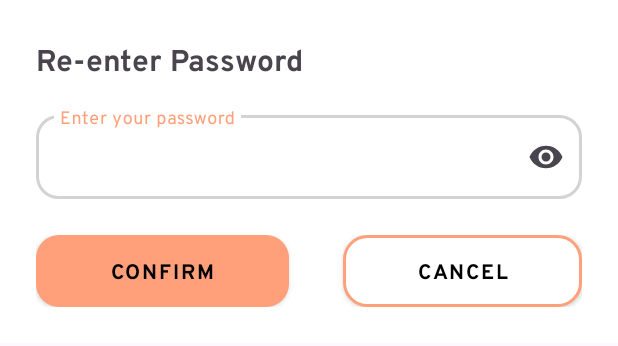
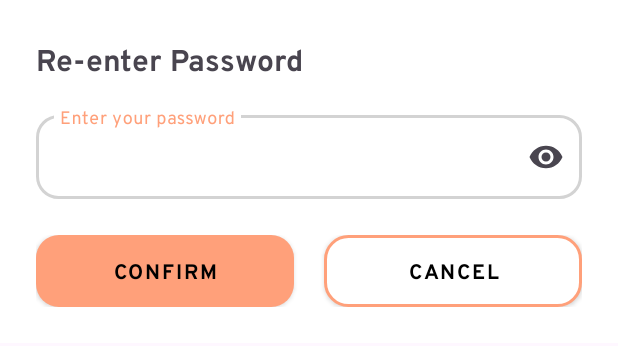
Before and after one commit to COMP90018-Software-Project/COMP90018_PulseStep, an Android app: the layout dialog_password_input.xml on its own in the app's theme, with its tools: preview values and no code run, on a phone screen of 412 x 824 dp. Shown: the top 346 px of the screen. Run offline under Robolectric (Android 15) with nearby library versions, the phone set to English and light mode, and no system bars.

Commit message:
Edit deactivate button

```diff
--- a/PulseStepApplication/app/src/main/res/layout/dialog_deactivate.xml
+++ b/PulseStepApplication/app/src/main/res/layout/dialog_deactivate.xml
@@ -51,7 +51,7 @@
             android:textColor="@color/black"
             android:background="@drawable/bt_no"
             android:layout_weight="1"
-            android:layout_width="0dp"
+            android:layout_width="10dp"
             android:layout_marginStart="10dp"
             android:fontFamily="@font/overpass_bold"
             android:layout_height="wrap_content"/>
--- a/PulseStepApplication/app/src/main/res/layout/dialog_password_input.xml
+++ b/PulseStepApplication/app/src/main/res/layout/dialog_password_input.xml
@@ -52,7 +52,7 @@
             android:background="@drawable/bt_yes"
             android:layout_weight="1"
             android:layout_width="10dp"
-            android:layout_marginEnd="18dp"
+            android:layout_marginEnd="10dp"
             android:fontFamily="@font/overpass_bold"
             android:layout_height="wrap_content"/>
 
@@ -62,8 +62,8 @@
             android:textColor="@color/black"
             android:background="@drawable/bt_no"
             android:layout_weight="1"
-            android:layout_width="0dp"
-            android:layout_marginStart="18dp"
+            android:layout_width="10dp"
+            android:layout_marginStart="10dp"
             android:fontFamily="@font/overpass_bold"
             android:layout_height="wrap_content"/>
     </LinearLayout>
```
